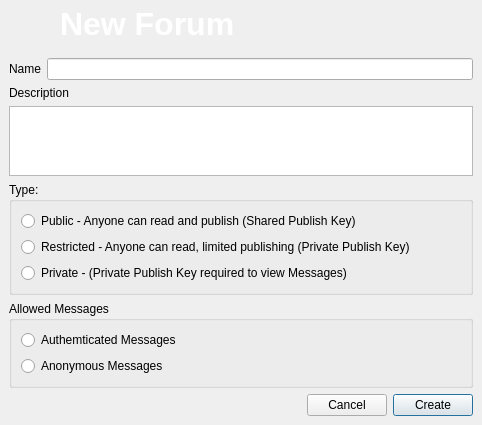
Above: retroshare-gui/src/gui/forums/CreateForum.ui from RetroShare/RetroShare before the change. Below: the same form after it.
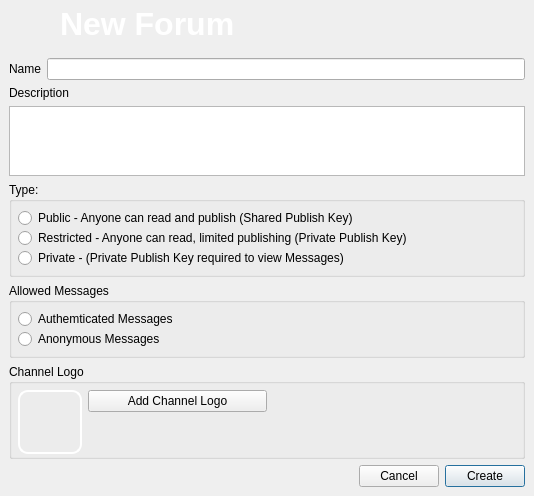
That is the form after the change. Icons and pictures are not drawn.

Commit message: Added for Create Channel the Channel Logo Button + Display Added for Forums Collapse all/Expand all

What changed in the file:
```diff
--- a/retroshare-gui/src/gui/forums/CreateForum.ui
+++ b/retroshare-gui/src/gui/forums/CreateForum.ui
@@ -6,8 +6,8 @@
    <rect>
     <x>0</x>
     <y>0</y>
-    <width>482</width>
-    <height>419</height>
+    <width>534</width>
+    <height>481</height>
    </rect>
   </property>
   <property name="windowTitle">
@@ -26,6 +26,12 @@
    </property>
    <item row="0" column="0">
     <widget class="QFrame" name="frame_2">
+     <property name="maximumSize">
+      <size>
+       <width>16777215</width>
+       <height>64</height>
+      </size>
+     </property>
      <property name="styleSheet">
       <string notr="true">QFrame#frame_2{background-image: url(:/images/connect/connectFriendBanner.png);}</string>
      </property>
@@ -89,9 +95,9 @@
      <property name="frameShadow">
       <enum>QFrame::Raised</enum>
      </property>
-     <layout class="QGridLayout" name="gridLayout_2">
+     <layout class="QGridLayout" name="gridLayout_5">
       <item row="0" column="0" colspan="3">
-       <layout class="QHBoxLayout" name="_2">
+       <layout class="QHBoxLayout" name="horizontalLayout">
         <item>
          <widget class="QLabel" name="label">
           <property name="text">
@@ -124,6 +130,12 @@
          <string>Type:</string>
         </property>
         <layout class="QVBoxLayout" name="_3">
+         <property name="spacing">
+          <number>0</number>
+         </property>
+         <property name="margin">
+          <number>6</number>
+         </property>
          <item>
           <widget class="QRadioButton" name="typePublic">
            <property name="text">
@@ -154,6 +166,12 @@
          <string>Allowed Messages</string>
         </property>
         <layout class="QVBoxLayout" name="_4">
+         <property name="spacing">
+          <number>0</number>
+         </property>
+         <property name="margin">
+          <number>6</number>
+         </property>
          <item>
           <widget class="QRadioButton" name="msgAuth">
            <property name="text">
@@ -168,10 +186,136 @@
            </property>
           </widget>
          </item>
+         <item>
+          <spacer name="verticalSpacer_2">
+           <property name="orientation">
+            <enum>Qt::Vertical</enum>
+           </property>
+           <property name="sizeHint" stdset="0">
+            <size>
+             <width>20</width>
+             <height>40</height>
+            </size>
+           </property>
+          </spacer>
+         </item>
         </layout>
        </widget>
       </item>
-      <item row="4" column="0">
+      <item row="4" column="0" colspan="3">
+       <widget class="QGroupBox" name="groupBoxLogo">
+        <property name="title">
+         <string>Channel Logo</string>
+        </property>
+        <layout class="QGridLayout" name="gridLayout_4">
+         <property name="leftMargin">
+          <number>6</number>
+         </property>
+         <property name="topMargin">
+          <number>6</number>
+         </property>
+         <property name="rightMargin">
+          <number>6</number>
+         </property>
+         <property name="bottomMargin">
+          <number>2</number>
+         </property>
+         <property name="verticalSpacing">
+          <number>6</number>
+         </property>
+         <item row="0" column="0">
+          <layout class="QGridLayout" name="gridLayout_2">
+           <item row="0" column="0" rowspan="2">
+            <widget class="QToolButton" name="ChannelLogoButton">
+             <property name="minimumSize">
+              <size>
+               <width>64</width>
+               <height>64</height>
+              </size>
+             </property>
+             <property name="maximumSize">
+              <size>
+               <width>64</width>
+               <height>64</height>
+              </size>
+             </property>
+             <property name="styleSheet">
+              <string notr="true">
+border: 2px solid white;
+border-radius: 10px;
+</string>
+             </property>
+             <property name="text">
+              <string/>
+             </property>
+             <property name="icon">
+              <iconset resource="../images.qrc">
+               <normaloff>:/images/channels.png</normaloff>:/images/channels.png</iconset>
+             </property>
+             <property name="iconSize">
+              <size>
+               <width>64</width>
+               <height>64</height>
+              </size>
+             </property>
+            </widget>
+           </item>
+           <item row="0" column="1">
+            <widget class="QPushButton" name="LogoButton">
+             <property name="text">
+              <string>Add Channel Logo</string>
+             </property>
+             <property name="icon">
+              <iconset resource="../images.qrc">
+               <normaloff>:/images/add_image24.png</normaloff>:/images/add_image24.png</iconset>
+             </property>
+            </widget>
+           </item>
+           <item row="1" column="1">
+            <spacer name="horizontalSpacer">
+             <property name="orientation">
+              <enum>Qt::Horizontal</enum>
+             </property>
+             <property name="sizeHint" stdset="0">
+              <size>
+               <width>118</width>
+               <height>20</height>
+              </size>
+             </property>
+            </spacer>
+           </item>
+          </layout>
+         </item>
+         <item row="1" column="0">
+          <spacer name="verticalSpacer">
+           <property name="orientation">
+            <enum>Qt::Vertical</enum>
+           </property>
+           <property name="sizeHint" stdset="0">
+            <size>
+             <width>20</width>
+             <height>40</height>
+            </size>
+           </property>
+          </spacer>
+         </item>
+         <item row="0" column="1">
+          <spacer name="horizontalSpacer_2">
+           <property name="orientation">
+            <enum>Qt::Horizontal</enum>
+           </property>
+           <property name="sizeHint" stdset="0">
+            <size>
+             <width>40</width>
+             <height>20</height>
+            </size>
+           </property>
+          </spacer>
+         </item>
+        </layout>
+       </widget>
+      </item>
+      <item row="5" column="0">
        <spacer>
         <property name="orientation">
          <enum>Qt::Horizontal</enum>
@@ -184,14 +328,14 @@
         </property>
        </spacer>
       </item>
-      <item row="4" column="1">
+      <item row="5" column="1">
        <widget class="QPushButton" name="cancelButton">
         <property name="text">
          <string>Cancel</string>
         </property>
        </widget>
       </item>
-      <item row="4" column="2">
+      <item row="5" column="2">
        <widget class="QPushButton" name="createButton">
         <property name="text">
          <string>Create</string>
```
Left out of the diff: 2 changed lines with no effect on the pictures. The commit also changes 3 other files.
